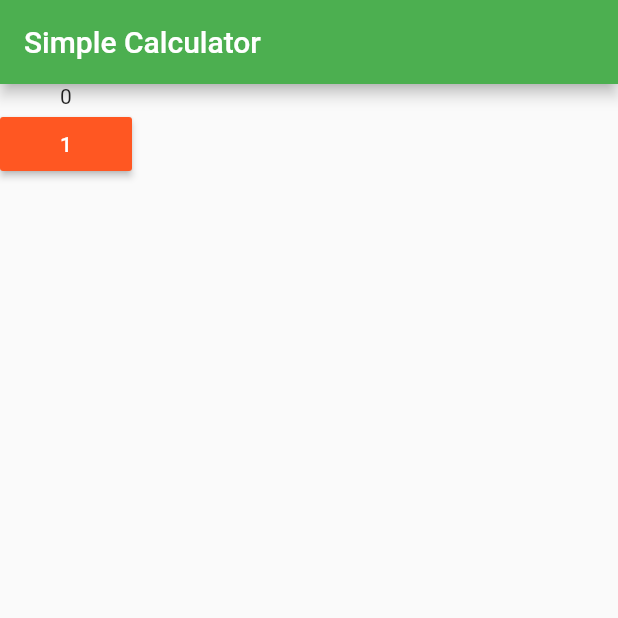
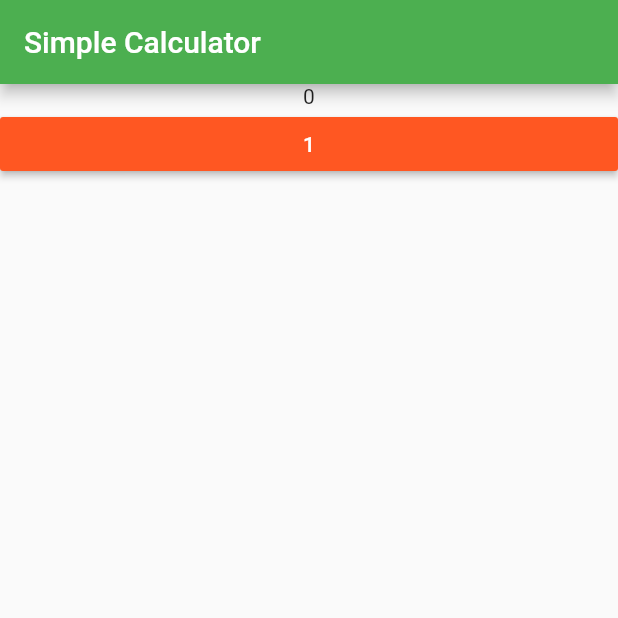
Before and after one commit to VBT-Intership/ErtugrulOzvardar-FlutterCalculator, a Flutter app: the screen it shows after launch, on a phone screen of 412 x 824 dp, the top half of it. Run offline on Flutter 3.47's test engine with Material 2 defaults, Android fonts, the phone set to English and light mode, and no system bars.

Commit message:
Buttonların bulunacaklari pozisyonlar uzerinde widget wrapler uygulandı.

```diff
--- a/simple_calculator/lib/main.dart
+++ b/simple_calculator/lib/main.dart
@@ -39,11 +39,17 @@ class _MyHomePageState extends State<MyHomePage> {
 
         child: Column(children: <Widget> [
             Text("0"),
-            MaterialButton(
-              child: Text("1"),
-              onPressed: () => {},
-              color: Colors.deepOrange,
-              textColor: Colors.white,
+
+            Row(
+                  children:  [
+                  Expanded(
+                  child: MaterialButton(
+                  child: Text("1"),
+                  onPressed: () => {},
+                  color: Colors.deepOrange,
+                  textColor: Colors.white,
+                ),
+              ),  ]
             )
         ],)
       )
```
